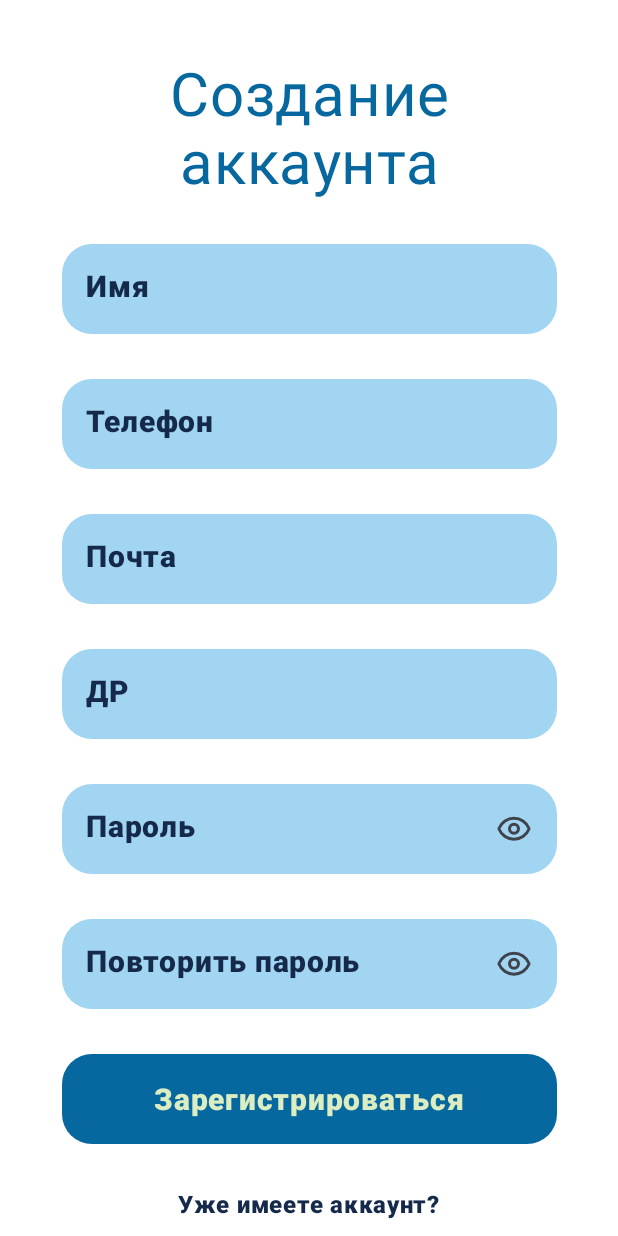
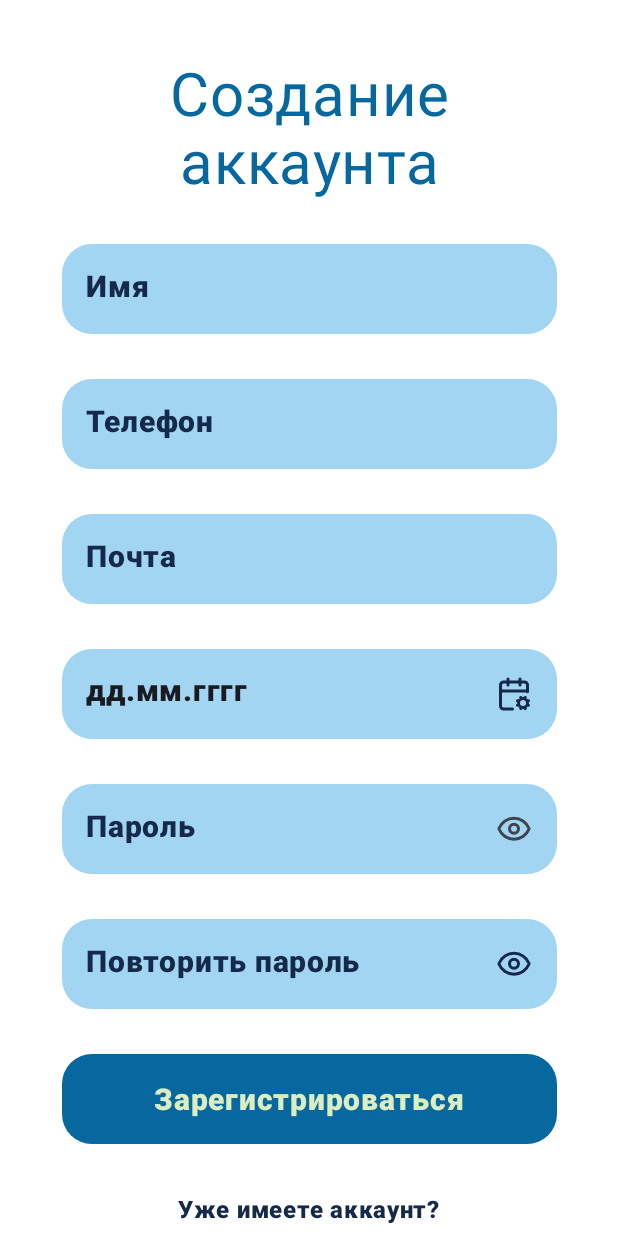
Before and after one commit to GoncharovaNE33P/GiftShopSunmul, an Android app built with Jetpack Compose: the Registration screen opened through its navigation route, on a phone screen of 412 x 824 dp. Run offline under Robolectric (Android 15) with nearby library versions, the phone set to English and light mode, and no system bars; libraries missing offline, so code that uses them is left out: io.github.jan.supabase.

Commit message:
problem with reg

```diff
--- a/GiftShopSunmulApp/app/build.gradle.kts
+++ b/GiftShopSunmulApp/app/build.gradle.kts
@@ -61,10 +61,11 @@ dependencies {
     implementation("io.github.jan-tennert.supabase:realtime-kt:3.0.1")
     implementation("io.github.jan-tennert.supabase:storage-kt:3.0.1")
     implementation("io.coil-kt:coil-compose:2.7.0")
-    implementation("androidx.navigation:navigation-compose:2.8.3")
+    implementation("androidx.navigation:navigation-compose:2.8.4")
     implementation("androidx.core:core-splashscreen:1.2.0-alpha02")
     implementation("androidx.compose.ui:ui-text-google-fonts:1.7.5")
-    //implementation("androidx.compose.ui:ui-text-google-fonts:1.8.0-alpha05")
+    implementation("androidx.compose.material:material:1.7.5")
+    implementation("androidx.compose.material3:material3:1.3.1")
 
     implementation(libs.androidx.core.ktx)
     implementation(libs.androidx.lifecycle.runtime.ktx)
--- a/GiftShopSunmulApp/app/src/main/java/com/example/giftshopsunmulapp/View/Avtorization.kt
+++ b/GiftShopSunmulApp/app/src/main/java/com/example/giftshopsunmulapp/View/Avtorization.kt
@@ -10,9 +10,12 @@ import androidx.compose.foundation.layout.Spacer
 import androidx.compose.foundation.layout.fillMaxSize
 import androidx.compose.foundation.layout.fillMaxWidth
 import androidx.compose.foundation.layout.height
+import androidx.compose.foundation.layout.imePadding
 import androidx.compose.foundation.layout.padding
 import androidx.compose.foundation.layout.width
+import androidx.compose.foundation.rememberScrollState
 import androidx.compose.foundation.shape.RoundedCornerShape
+import androidx.compose.foundation.verticalScroll
 import androidx.compose.material3.Button
 import androidx.compose.material3.ButtonDefaults
 import androidx.compose.material3.Icon
@@ -66,7 +69,7 @@ fun Avtorization(navHost: NavHostController, viewModel: AvtorizationVM = viewMod
     val email = remember { mutableStateOf("") }
     val password = remember { mutableStateOf("") }
 
-    Column(Modifier.background(color = white).fillMaxSize(),
+    Column(Modifier.background(color = white).fillMaxSize().imePadding().verticalScroll(rememberScrollState()),
         horizontalAlignment = Alignment.CenterHorizontally)
     {
         Text("Вход в\nаккаунт",
--- a/GiftShopSunmulApp/app/src/main/java/com/example/giftshopsunmulapp/View/Registration.kt
+++ b/GiftShopSunmulApp/app/src/main/java/com/example/giftshopsunmulapp/View/Registration.kt
@@ -1,16 +1,20 @@
 package com.example.giftshopsunmulapp.View
 
+import android.annotation.SuppressLint
+import android.app.Activity
+import android.icu.util.Calendar
 import androidx.compose.foundation.background
-import androidx.compose.foundation.border
-import androidx.compose.foundation.layout.Arrangement
 import androidx.compose.foundation.layout.Box
 import androidx.compose.foundation.layout.Column
 import androidx.compose.foundation.layout.fillMaxSize
 import androidx.compose.foundation.layout.fillMaxWidth
 import androidx.compose.foundation.layout.height
+import androidx.compose.foundation.layout.imePadding
 import androidx.compose.foundation.layout.padding
 import androidx.compose.foundation.layout.width
+import androidx.compose.foundation.rememberScrollState
 import androidx.compose.foundation.shape.RoundedCornerShape
+import androidx.compose.foundation.verticalScroll
 import androidx.compose.material3.Button
 import androidx.compose.material3.ButtonDefaults
 import androidx.compose.material3.Icon
@@ -44,7 +48,6 @@ import androidx.compose.ui.unit.sp
 import androidx.lifecycle.viewmodel.compose.viewModel
 import androidx.navigation.NavHostController
 import com.example.giftshopsunmulapp.R
-import com.example.giftshopsunmulapp.ViewModels.AvtorizationVM
 import com.example.giftshopsunmulapp.ViewModels.RegistrationVM
 import com.example.giftshopsunmulapp.ui.theme.blue
 import com.example.giftshopsunmulapp.ui.theme.darkBlue
@@ -52,12 +55,23 @@ import com.example.giftshopsunmulapp.ui.theme.lightBlue
 import com.example.giftshopsunmulapp.ui.theme.lightGreen
 import com.example.giftshopsunmulapp.ui.theme.white
 import kotlinx.coroutines.launch
+import android.app.DatePickerDialog
+import androidx.compose.material.OutlinedTextField
+import androidx.compose.runtime.DisposableEffect
+//noinspection UsingMaterialAndMaterial3Libraries
+import androidx.compose.ui.platform.LocalContext
+import java.util.Date
 
+@SuppressLint("CoroutineCreationDuringComposition")
 @Composable
 fun Registration(navHost: NavHostController, viewModel: RegistrationVM = viewModel())
 {
     val email = remember { mutableStateOf("") }
     val password = remember { mutableStateOf("") }
+    val passwordReturn = remember { mutableStateOf("") }
+    val name = remember { mutableStateOf("") }
+    val phone = remember { mutableStateOf("") }
+    val birthday = remember { mutableStateOf<Date?>(null) }
     val snackbarHostState = remember { SnackbarHostState() }
     var passwordVisibility: Boolean by remember { mutableStateOf(false) }
     val flag =  rememberSaveable { mutableStateOf(false) }
@@ -86,13 +100,16 @@ fun Registration(navHost: NavHostController, viewModel: RegistrationVM = viewMod
             modifier = Modifier
                 .fillMaxSize()
                 .padding(paddingValues)
+                //.imePadding()
+                .verticalScroll(rememberScrollState())
         ) {
             Column(
                 Modifier
                     .background(color = white)
                     .fillMaxSize(),
                 horizontalAlignment = Alignment.CenterHorizontally
-            ) {
+            )
+            {
                 Text(
                     "Создание\nаккаунта",
                     fontSize = 40.sp,
@@ -108,7 +125,7 @@ fun Registration(navHost: NavHostController, viewModel: RegistrationVM = viewMod
 
                 Column(modifier = Modifier.padding(bottom = 30.dp)) {
                     TextField(
-                        value = email.value,
+                        value = name.value,
                         textStyle = TextStyle(
                             fontSize = 20.sp,
                             color = darkBlue,
@@ -118,7 +135,7 @@ fun Registration(navHost: NavHostController, viewModel: RegistrationVM = viewMod
                         modifier = Modifier
                             .width(330.dp)
                             .height(60.dp),
-                        onValueChange = { newText -> email.value = newText },
+                        onValueChange = { newText -> name.value = newText },
                         shape = RoundedCornerShape(20.dp),
                         colors = TextFieldDefaults.colors(
                             unfocusedContainerColor = lightBlue,
@@ -139,7 +156,7 @@ fun Registration(navHost: NavHostController, viewModel: RegistrationVM = viewMod
                 }
                 Column(modifier = Modifier.padding(bottom = 30.dp)) {
                     TextField(
-                        value = email.value,
+                        value = phone.value,
                         textStyle = TextStyle(
                             fontSize = 20.sp,
                             color = darkBlue,
@@ -149,7 +166,7 @@ fun Registration(navHost: NavHostController, viewModel: RegistrationVM = viewMod
                         modifier = Modifier
                             .width(330.dp)
                             .height(60.dp),
-                        onValueChange = { newText -> email.value = newText },
+                        onValueChange = { newText -> phone.value = newText },
                         shape = RoundedCornerShape(20.dp),
                         colors = TextFieldDefaults.colors(
                             unfocusedContainerColor = lightBlue,
@@ -200,34 +217,8 @@ fun Registration(navHost: NavHostController, viewModel: RegistrationVM = viewMod
                     )
                 }
                 Column(modifier = Modifier.padding(bottom = 30.dp)) {
-                    TextField(
-                        value = email.value,
-                        textStyle = TextStyle(
-                            fontSize = 20.sp,
-                            color = darkBlue,
-                            fontWeight = FontWeight.ExtraBold,
-                            fontFamily = MaterialTheme.typography.bodyLarge.fontFamily
-                        ),
-                        modifier = Modifier
-                            .width(330.dp)
-                            .height(60.dp),
-                        onValueChange = { newText -> email.value = newText },
-                        shape = RoundedCornerShape(20.dp),
-                        colors = TextFieldDefaults.colors(
-                            unfocusedContainerColor = lightBlue,
-                            focusedContainerColor = lightBlue,
-                            unfocusedIndicatorColor = Color.Transparent,
-                            focusedIndicatorColor = Color.Transparent
-                        ),
-                        placeholder = {
-                            Text(
-                                text = "ДР",
-                                color = darkBlue,
-                                fontSize = 20.sp,
-                                style = MaterialTheme.typography.bodyLarge,
-                                fontWeight = FontWeight.ExtraBold
-                            )
-                        }
+                    DatePickerField(
+                        onDateSelected = { date -> birthday.value = date }
                     )
                 }
                 Column(modifier = Modifier.padding(bottom = 30.dp)) {
@@ -275,13 +266,13 @@ fun Registration(navHost: NavHostController, viewModel: RegistrationVM = viewMod
                 }
                 Column(modifier = Modifier.padding(bottom = 30.dp)) {
                     TextField(
-                        value = password.value,
+                        value = passwordReturn.value,
                         textStyle = TextStyle(
                             fontSize = 20.sp,
                             color = darkBlue,
                             fontWeight = FontWeight.ExtraBold,
                             fontFamily = MaterialTheme.typography.bodyLarge.fontFamily),
-                        onValueChange = {newText -> password.value = newText},
+                        onValueChange = {newText -> passwordReturn.value = newText},
                         modifier = Modifier.width(330.dp).height(60.dp),
                         colors = TextFieldDefaults.colors
                             (
@@ -300,8 +291,7 @@ fun Registration(navHost: NavHostController, viewModel: RegistrationVM = viewMod
                                 fontWeight = FontWeight.ExtraBold
                             )
                         },
-                        visualTransformation = if(passwordVisibility) VisualTransformation.None
-                        else PasswordVisualTransformation(),
+                        visualTransformation = if(passwordVisibility) VisualTransformation.None else PasswordVisualTransformation(),
                         trailingIcon =
                         {
                             IconButton(onClick = { passwordVisibility = !passwordVisibility })
@@ -310,21 +300,41 @@ fun Registration(navHost: NavHostController, viewModel: RegistrationVM = viewMod
                                     painter = if (passwordVisibility) painterResource(id = R.drawable.eye_closed)
                                     else painterResource(id = R.drawable.eye),
                                     contentDescription = "",
+                                    tint = darkBlue,
                                     modifier = Modifier.padding(end = 10.dp)
                                 )
                             }
-                        },
+                        }
                     )
                 }
+
 
                 Button(
                     onClick = {
                         coroutineScope.launch {
-                            val result = viewModel.Auth(email.value, password.value)
-                            if (result) {
-                                navHost.navigate("ProdPage")
+                            if (password.value != passwordReturn.value)
+                            {
+                                coroutineScope.launch { snackbarHostState.showSnackbar("Пароли различаются!") }
+                            }
+                            else
+                            {
+                                coroutineScope.launch { snackbarHostState.showSnackbar("Пароли одинаковые!") }
+                                if (birthday.value != null) {
+                                val result = viewModel.Reg(
+                                    email.value,
+                                    password.value,
+                                    name.value,
+                                    phone.value,
+                                    birthday.value
+                                )
+                                if (result) {
+                                    navHost.navigate("ProdPage")
+                                } else {
+                                    snackbarHostState.showSnackbar("Поля пусты или введены некорректные данные!")
+                                }
                             } else {
-                                snackbarHostState.showSnackbar("Поля пусты или введены некорректные данные!")
+                                snackbarHostState.showSnackbar("Выберите дату рождения!")
+                            }
                             }
                         }
                     },
@@ -364,3 +374,70 @@ fun Registration(navHost: NavHostController, viewModel: RegistrationVM = viewMod
         }
     }
 }
+
+@Composable
+fun DatePickerField(onDateSelected: (Date?) -> Unit) {
+    var selectedDate by remember { mutableStateOf("") }
+    val calendar = Calendar.getInstance()
+
+    val context = LocalContext.current
+    var isDialogVisible by remember { mutableStateOf(false) }
+
+    if (isDialogVisible) {
+        val datePickerDialog = DatePickerDialog(
+            context,
+            { _, selectedYear, selectedMonth, selectedDay ->
+                calendar.set(selectedYear, selectedMonth, selectedDay)
+                val date = calendar.time
+                onDateSelected(date) // Передаём выбранную дату
+                selectedDate = "%02d.%02d.%d".format(selectedDay, selectedMonth + 1, selectedYear)
+                isDialogVisible = false
+            },
+            calendar.get(Calendar.YEAR),
+            calendar.get(Calendar.MONTH),
+            calendar.get(Calendar.DAY_OF_MONTH)
+        )
+        DisposableEffect(Unit) {
+            datePickerDialog.show()
+            onDispose { datePickerDialog.dismiss() }
+        }
+    }
+
+    Box()
+    {
+        OutlinedTextField(
+            value = selectedDate,
+            textStyle = TextStyle(
+                fontSize = 20.sp,
+                color = darkBlue,
+                fontWeight = FontWeight.ExtraBold,
+                fontFamily = MaterialTheme.typography.bodyLarge.fontFamily
+            ),
+            onValueChange = {},
+            readOnly = true,
+            placeholder = { Text(text = "дд.мм.гггг",  fontSize = 20.sp,
+                style = MaterialTheme.typography.bodyLarge,
+                fontWeight = FontWeight.ExtraBold) },
+            modifier = Modifier
+                .width(330.dp)
+                .height(60.dp)
+                .background(color = lightBlue, shape = RoundedCornerShape(20.dp)),
+            trailingIcon = {
+                IconButton(onClick = { isDialogVisible = true }) {
+                    Icon(
+                        painter = painterResource(id = R.drawable.calendar_cog),
+                        contentDescription = "",
+                        tint = darkBlue,
+                        modifier = Modifier.padding(end = 10.dp)
+                    )
+                }
+            },
+            colors = androidx.compose.material.TextFieldDefaults.outlinedTextFieldColors(
+                focusedBorderColor = Color.Transparent,
+                unfocusedBorderColor = Color.Transparent,
+                backgroundColor = Color.Transparent,
+                textColor = darkBlue
+            )
+        )
+    }
+}
--- a/GiftShopSunmulApp/app/src/main/java/com/example/giftshopsunmulapp/model/user.kt
+++ b/GiftShopSunmulApp/app/src/main/java/com/example/giftshopsunmulapp/model/user.kt
@@ -6,6 +6,6 @@ data class user(
     val id: String,
     val name: String,
     val phone: String,
-    val birthday: Date,
+    val birthday: Date?,
     val image: String
 )
--- a/GiftShopSunmulApp/app/src/main/java/com/example/giftshopsunmulapp/navigation/navigation.kt
+++ b/GiftShopSunmulApp/app/src/main/java/com/example/giftshopsunmulapp/navigation/navigation.kt
@@ -20,7 +20,7 @@ fun Navigation(viewModel: MainViewModel)
 {
     val navController = rememberNavController()
     NavHost(navController = navController,
-        startDestination = "ProdPage")
+        startDestination = "Registration")
     {
         composable("MainPage")
         { MainPage(navController)}
--- /dev/null
+++ b/GiftShopSunmulApp/app/src/main/res/drawable/calendar_cog.xml
@@ -0,0 +1,13 @@
+<vector xmlns:android="http://schemas.android.com/apk/res/android"
+    android:width="24dp"
+    android:height="24dp"
+    android:viewportWidth="24"
+    android:viewportHeight="24">
+  <path
+      android:pathData="M15.2,16.9L14.3,16.5M15.2,19.1L14.3,19.5M16,2V6M16.9,15.2L16.5,14.3M16.9,20.8L16.5,21.7M19.5,14.3L19.1,15.2M19.5,21.7L19.1,20.8M21,10.5V6C21,5.47 20.789,4.961 20.414,4.586C20.039,4.211 19.53,4 19,4H5C4.47,4 3.961,4.211 3.586,4.586C3.211,4.961 3,5.47 3,6V20C3,20.53 3.211,21.039 3.586,21.414C3.961,21.789 4.47,22 5,22H11M21.7,16.5L20.8,16.9M21.7,19.5L20.8,19.1M3,10H21M8,2V6M21,18C21,19.657 19.657,21 18,21C16.343,21 15,19.657 15,18C15,16.343 16.343,15 18,15C19.657,15 21,16.343 21,18Z"
+      android:strokeLineJoin="round"
+      android:strokeWidth="2"
+      android:fillColor="#00000000"
+      android:strokeColor="#07689F"
+      android:strokeLineCap="round"/>
+</vector>
--- a/GiftShopSunmulApp/gradle/libs.versions.toml
+++ b/GiftShopSunmulApp/gradle/libs.versions.toml
@@ -1,5 +1,5 @@
 [versions]
-agp = "8.5.1"
+agp = "8.6.1"
 kotlin = "1.9.0"
 coreKtx = "1.15.0"
 junit = "4.13.2"
```
Also changed, not shown: GiftShopSunmulApp/app/src/main/java/com/example/giftshopsunmulapp/ViewModels/RegistrationVM.kt (+28 -12 lines), 1 other file.
